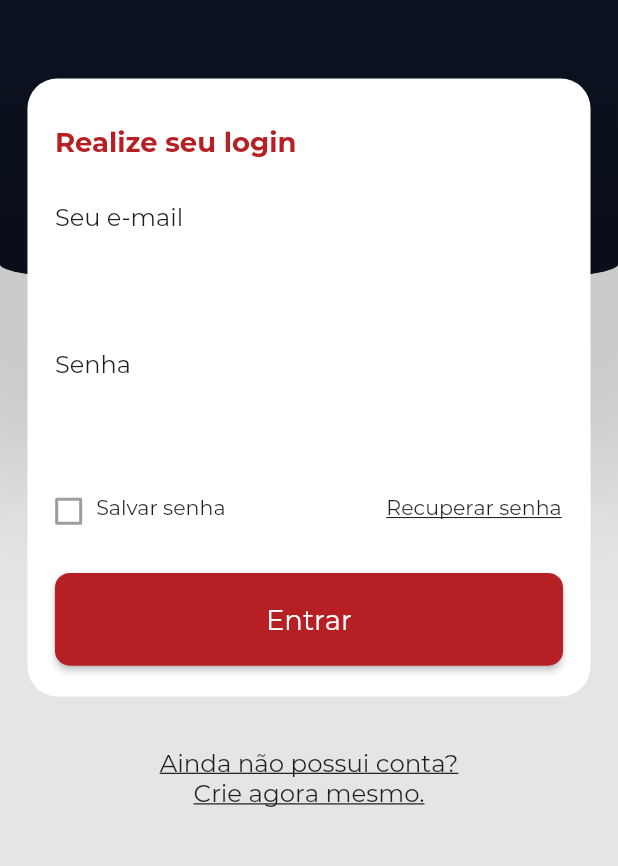
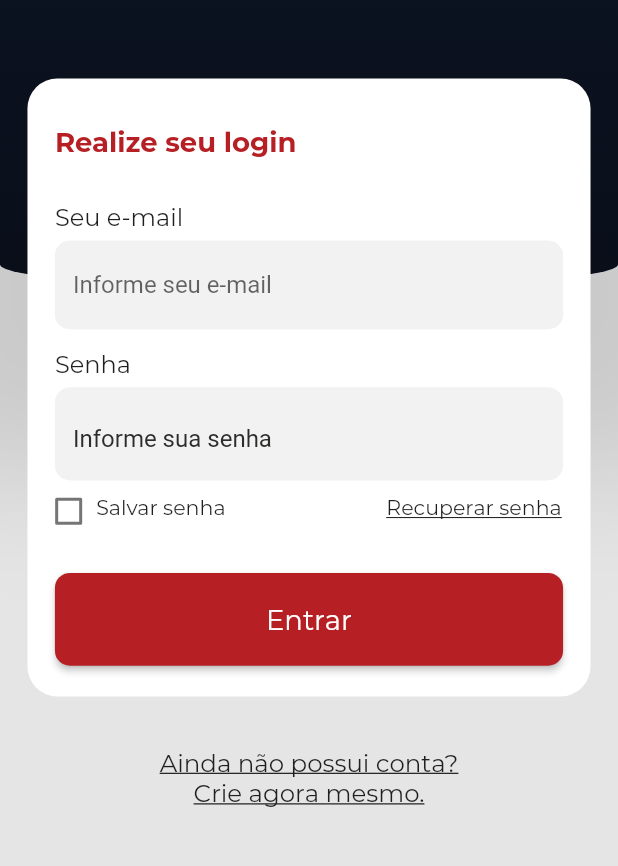
Before and after one commit to matheus-neumann/fleetdesk-1, a Flutter app: the screen it shows after launch, after a tap on "login page", on a phone screen of 412 x 824 dp, the part 356-1222 px from its top. Run offline on Flutter 3.47's test engine with Material 2 defaults, Android fonts, the phone set to English and light mode, and no system bars; our stand-ins replace flutter_blue, flutter_screenutil, flutter_svg, get; missing offline and left inert: flutter_background_geolocation; Roboto replaces fonts that are missing (Georgia).

Commit message:
ui adjustments

```diff
--- a/lib/app/controller/login/login_controller.dart
+++ b/lib/app/controller/login/login_controller.dart
@@ -7,6 +7,7 @@ class LoginController extends GetxController {
   final MyRepository repository;
 
   bool obscureText = true;
+  bool savePassword = false;
 
   LoginController({@required this.repository}) : assert(repository != null);
 
--- a/lib/app/ui/android/create-account/create_account_page.dart
+++ b/lib/app/ui/android/create-account/create_account_page.dart
@@ -39,7 +39,7 @@ class CreateAccountPage extends StatelessWidget {
                     ),
                   ),
                   Container(
-                    height: 32.h,
+                    height: 36.h,
                     width: 258.w,
                     margin: EdgeInsets.only(
                         top: 140.h, bottom: 645.h, right: 70.w, left: 32.w),
--- a/lib/app/ui/android/login/login_page.dart
+++ b/lib/app/ui/android/login/login_page.dart
@@ -56,43 +56,32 @@ class LoginPage extends StatelessWidget {
                             fontFamily: 'Montserrat'),
                       ),
                     ),
-//                    Container(
-//                      height: 48.h,
-//                      width: 296.w,
-//                      margin: EdgeInsets.only(
-//                          top: 309.h, bottom: 283.h, right: 32.w, left: 32.w),
-//                      child: TextFormField(
-//                        decoration: InputDecoration(
-//                          suffix: Container(
-//                            height: 16.h,
-//                            width: 133.w,
-//                            margin: EdgeInsets.only(
-//                                top: 16.h, bottom: 16.h, right: 153.w, left: 12.w),
-//                            child: Text(
-//                              'Informe seu e-mail',
-//                              style: TextStyle(
-//                                fontSize: 14.sp,
-//                                color: Color.fromRGBO(32, 32, 31, 0.94),
-//                              ),
+                    Container(
+                      height: 48.h,
+                      width: 296.w,
+                      margin: EdgeInsets.only(
+                          top: 309.h, bottom: 283.h, right: 32.w, left: 32.w),
+                      child: TextFormField(
+                        decoration: InputDecoration(
+
+                            //contentPadding: EdgeInsets.only(left: 12.0, top: 16, bottom: 16),
+                            border: InputBorder.none,
+                            //labelText: 'Informe seu e-mail',
+                            hintText: 'Informe seu e-mail',
+//                            // TODO - Adjust font size and font weight
+//                            hintStyle: TextStyle(
+//                              fontSize: 14.sp,
+//                              color: Color.fromRGBO(32, 32, 31, 0.94),
 //                            ),
-//                          ),
-//                            contentPadding: EdgeInsets.only(left: 12.0, top: 16, bottom: 16),
-//                            border: InputBorder.none,
-////                            hintText: 'Informe seu e-mail',
-////                            // TODO - Adjust font size and font weight
-////                            hintStyle: TextStyle(
-////                              fontSize: 14.sp,
-////                              color: Color.fromRGBO(32, 32, 31, 0.94),
-////                            ),
-//                            filled: true,
-//                            fillColor: Color.fromRGBO(242, 242, 242, 1),
-//                            enabledBorder: OutlineInputBorder(
-//                                borderRadius: BorderRadius.circular(10),
-//                                borderSide: BorderSide(
-//                                  color: Color.fromRGBO(242, 242, 242, 1),
-//                                ))),
-//                      ),
-//                    ),
+                            filled: true,
+                            fillColor: Color.fromRGBO(242, 242, 242, 1),
+                            enabledBorder: OutlineInputBorder(
+                                borderRadius: BorderRadius.circular(10),
+                                borderSide: BorderSide(
+                                  color: Color.fromRGBO(242, 242, 242, 1),
+                                ))),
+                      ),
+                    ),
                     Container(
                       margin: EdgeInsets.only(
                           top: 365.h, bottom: 259.h, right: 283.w, left: 32.w),
@@ -104,48 +93,53 @@ class LoginPage extends StatelessWidget {
                             fontFamily: 'Montserrat'),
                       ),
                     ),
-//                    Container(
-//                      height: 48.h,
-//                      width: 296.w,
-//                      margin: EdgeInsets.only(
-//                          top: 385.h, bottom: 207.h, right: 32.w, left: 32.w),
-//                      child: TextFormField(
-//                        textAlign: TextAlign.left,
-//                        obscureText: _.obscureText,
-//                        keyboardType: TextInputType.visiblePassword,
-//                        decoration: InputDecoration(
-//                            contentPadding: EdgeInsets.only(left: 12.0, top: 16, bottom: 16),
-//                            border: InputBorder.none,
-////                            suffix: Container(
-////                              margin: EdgeInsets.only(
-////                                  top: 12.h, bottom: 12.h, right: 12.w, left: 276.w),
-////                              child: IconButton(
-////                                  icon: Icon(
-////                                    Icons.remove_red_eye,
-////                                    color: _.obscureText
-////                                        ? Colors.grey
-////                                        : Colors.blue,
-////                                  ),
-////                                  onPressed: () {
-////                                    _.obscureText = !_.obscureText;
-////                                    _.update();
-////                                  }),
-////                            ),
-//                            hintText: 'Informe sua senha',
-//                            // TODO - Adjust font size and font weight
-//                            hintStyle: TextStyle(
-//                              fontSize: 14.sp,
-//                              color: Color.fromRGBO(32, 32, 31, 0.94),
-//                            ),
-//                            filled: true,
-//                            fillColor: Color.fromRGBO(242, 242, 242, 1),
-//                            enabledBorder: OutlineInputBorder(
-//                                borderRadius: BorderRadius.circular(10),
-//                                borderSide: BorderSide(
-//                                  color: Color.fromRGBO(242, 242, 242, 1),
-//                                ))),
-//                      ),
-//                    ),
+                    Container(
+                      height: 48.h,
+                      width: 296.w,
+                      margin: EdgeInsets.only(
+                          top: 385.h, bottom: 207.h, right: 32.w, left: 32.w),
+                      child: TextFormField(
+                        textAlign: TextAlign.left,
+                        obscureText: _.obscureText,
+                        keyboardType: TextInputType.visiblePassword,
+                        decoration: InputDecoration(
+                            //contentPadding: EdgeInsets.only(left: 12.0, top: 16, bottom: 16),
+                            border: InputBorder.none,
+                            suffix: Container(
+                              width: 24,
+                              height: 24,
+                              //padding: EdgeInsets.only(top: 24),
+                              //margin: EdgeInsets.only(top: 12.h, bottom: 12.h),
+//                              margin: EdgeInsets.only(
+//                                  top: 12.h, bottom: 12.h, right: 12.w, left: 276.w),
+                              child: IconButton(
+                                  padding: EdgeInsets.all(0),
+                                  icon: Icon(
+                                    Icons.remove_red_eye,
+                                    color: _.obscureText
+                                        ? Colors.grey
+                                        : Colors.blue,
+                                  ),
+                                  onPressed: () {
+                                    _.obscureText = !_.obscureText;
+                                    _.update();
+                                  }),
+                            ),
+                            hintText: 'Informe sua senha',
+                            // TODO - Adjust font size and font weight
+                            hintStyle: TextStyle(
+                              fontSize: 14.sp,
+                              color: Color.fromRGBO(32, 32, 31, 0.94),
+                            ),
+                            filled: true,
+                            fillColor: Color.fromRGBO(242, 242, 242, 1),
+                            enabledBorder: OutlineInputBorder(
+                                borderRadius: BorderRadius.circular(10),
+                                borderSide: BorderSide(
+                                  color: Color.fromRGBO(242, 242, 242, 1),
+                                ))),
+                      ),
+                    ),
                     Container(
                       height: 16.h,
                       width: 16.w,
@@ -154,7 +148,12 @@ class LoginPage extends StatelessWidget {
                       decoration: BoxDecoration(shape: BoxShape.circle),
                       child: Checkbox(
                         // TODO - Adjust radius of CheckBox Password
-                        value: false,
+                        value: _.savePassword,
+                        onChanged: (newValue) {
+                          _.savePassword = newValue;
+                          _.update();
+                        },
+
 //                onChanged: (newValue) {
 //                  setState(() {
 //                   checkedValue = newValue;
--- a/lib/app/ui/theme/app_theme.dart
+++ b/lib/app/ui/theme/app_theme.dart
@@ -1,10 +1,10 @@
 import 'package:flutter/material.dart';
 
 final ThemeData appThemeData = ThemeData(
-  primaryColor: Colors.purple,
-  accentColor: Colors.purpleAccent,
-  splashColor: Colors.purpleAccent,
-  highlightColor: Colors.purple,
+  primaryColor: Colors.black,
+  accentColor: Colors.black,
+  splashColor: Colors.black,
+  highlightColor: Colors.black,
   fontFamily: 'Georgia',
   textTheme: TextTheme(
     headline1: TextStyle(fontSize: 72.0, fontWeight: FontWeight.bold),
```
Also changed, not shown: pubspec.lock.
